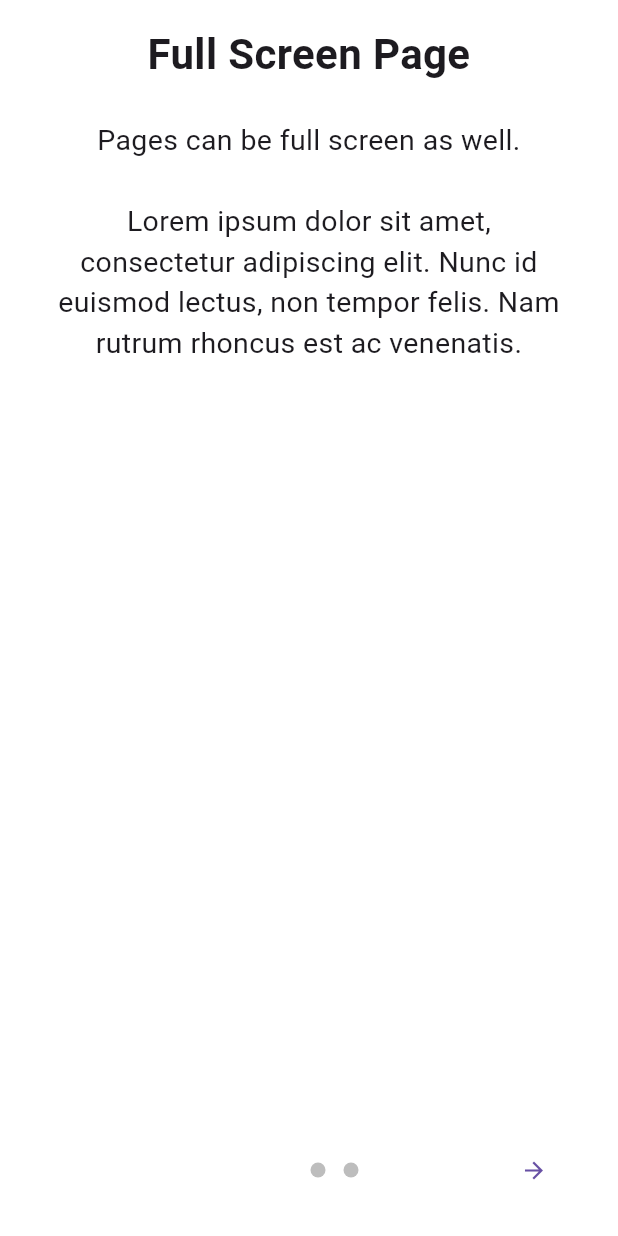
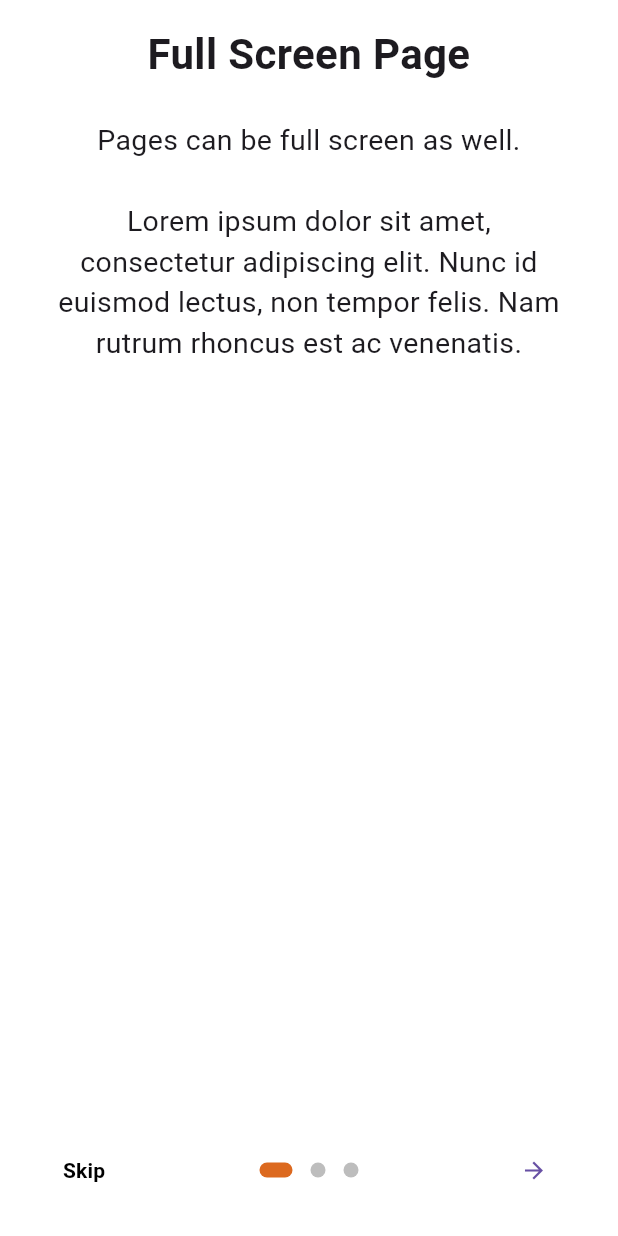
Before and after one commit to skieabad/flutter_experiment, a Flutter app: the screen it shows after launch, on a phone screen of 412 x 824 dp. Run offline on Flutter 3.47's test engine with Material 3 defaults, Android fonts, the phone set to English and light mode, and no system bars; drawn by our look-alikes of introduction_screen; our stand-ins replace flutter_expandable_fab, flutter_slidable, flutter_svg, go_router; missing offline and left inert: floating_action_bubble, simple_barcode_scanner.

Commit message:
update 1

```diff
--- a/lib/pages/experiment_onboarding_page.dart
+++ b/lib/pages/experiment_onboarding_page.dart
@@ -162,38 +162,97 @@ class ExperimentOnBoardingPageState extends State<ExperimentOnBoardingPage> {
         ),
       ],
       onDone: () => _onIntroEnd(context),
-      onSkip: () => _onIntroEnd(context), // You can override onSkip callback
+      onSkip: () {},
       showSkipButton: true,
+      showBottomPart: true,
       skipOrBackFlex: 0,
       nextFlex: 0,
-      //rtl: true, // Display as right-to-left
       back: const Icon(Icons.arrow_back),
-      skip:
-          currentPageIndex >= 3
-              ? const Text(
-                'Skip',
-                style: TextStyle(
-                  fontWeight: FontWeight.w600,
-                  color: Colors.black,
-                ),
-              )
-              : const SizedBox.shrink(),
+      skip: const Text(
+        'Skip',
+        style: TextStyle(fontWeight: FontWeight.w600, color: Colors.black),
+      ),
       next: const Icon(Icons.arrow_forward),
-      done: const Text('Done', style: TextStyle(fontWeight: FontWeight.w600)),
+      showDoneButton: false,
       curve: Curves.fastLinearToSlowEaseIn,
       controlsMargin: const EdgeInsets.all(16),
       controlsPadding:
           kIsWeb
               ? const EdgeInsets.all(12.0)
               : const EdgeInsets.fromLTRB(8.0, 4.0, 8.0, 4.0),
-      dotsDecorator: const DotsDecorator(
-        size: Size(10.0, 10.0),
-        color: Color(0xFFBDBDBD),
-        activeSize: Size(22.0, 10.0),
+      dotsDecorator: DotsDecorator(
+        size: currentPageIndex == 2 ? Size(0, 0) : Size(10.0, 10.0),
+        activeSize: currentPageIndex == 2 ? Size(0, 0) : Size(22.0, 10.0),
+        activeColor: Color(0xFFDC691F),
         activeShape: RoundedRectangleBorder(
           borderRadius: BorderRadius.all(Radius.circular(25.0)),
         ),
+        color: Color(0xFFBDBDBD),
       ),
+      globalFooter:
+          currentPageIndex == 2
+              ? Padding(
+                padding: const EdgeInsets.symmetric(
+                  horizontal: 24.0,
+                  vertical: 20.0,
+                ),
+                child: Row(
+                  mainAxisAlignment: MainAxisAlignment.spaceBetween,
+                  children: [
+                    TextButton(
+                      onPressed: () {},
+                      style: TextButton.styleFrom(
+                        shape: RoundedRectangleBorder(
+                          borderRadius: BorderRadius.circular(8.0),
+                        ),
+                        overlayColor: Color(0xFF104C89).withValues(alpha: 0.1),
+                      ),
+                      child: const Text(
+                        'Skip',
+                        style: TextStyle(
+                          color: Color(0xFF104C89),
+                          fontWeight: FontWeight.w600,
+                        ),
+                      ),
+                    ),
+                    Row(
+                      mainAxisAlignment: MainAxisAlignment.center,
+                      children: List.generate(
+                        3,
+                        (index) => Container(
+                          margin: const EdgeInsets.symmetric(horizontal: 6.0),
+                          width: currentPageIndex == index ? 24.0 : 10.0,
+                          height: 10.0,
+                          decoration: BoxDecoration(
+                            color:
+                                currentPageIndex == index
+                                    ? const Color(0xFFDC691F)
+                                    : const Color(0xFFBDBDBD),
+                            borderRadius: BorderRadius.circular(25.0),
+                          ),
+                        ),
+                      ),
+                    ),
+                    TextButton(
+                      onPressed: () {},
+                      style: TextButton.styleFrom(
+                        shape: RoundedRectangleBorder(
+                          borderRadius: BorderRadius.circular(8.0),
+                        ),
+                        overlayColor: Color(0xFF104C89).withValues(alpha: 0.1),
+                      ),
+                      child: const Text(
+                        'Done',
+                        style: TextStyle(
+                          color: Color(0xFF104C89),
+                          fontWeight: FontWeight.w600,
+                        ),
+                      ),
+                    ),
+                  ],
+                ),
+              )
+              : SizedBox.shrink(),
       // Container of the dots
       // dotsContainerDecorator: const ShapeDecoration(
       //   color: Colors.black87,
```
